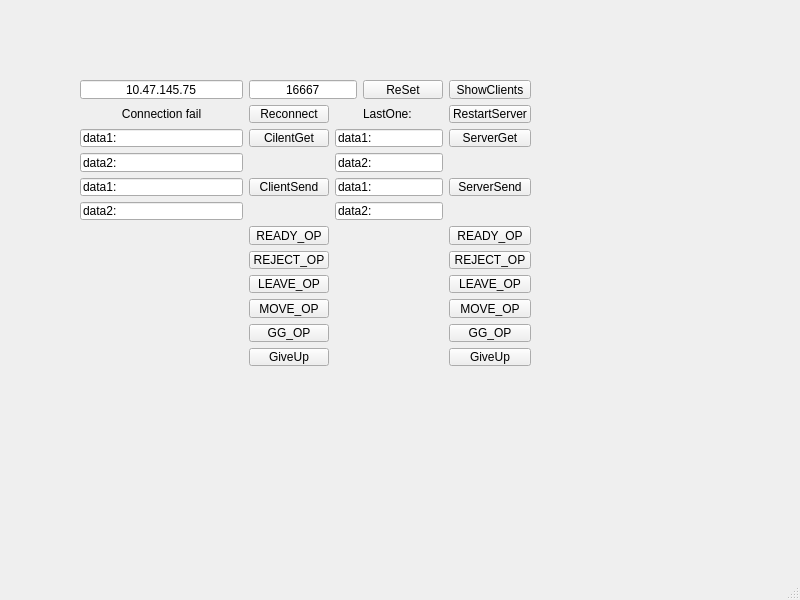
First picture: the form in untitled6/mainwindow.ui, repository Liyh04/2205, before the edit.
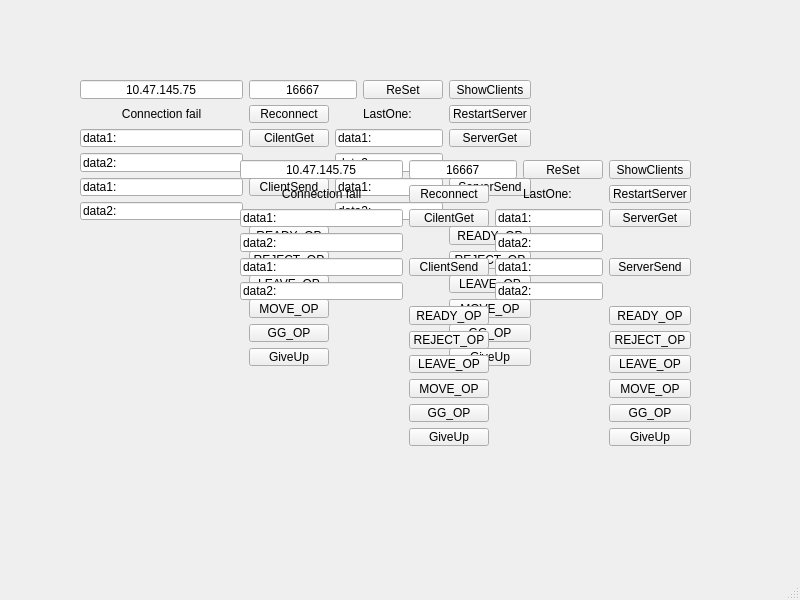
Second picture: the form after the edit.

Diff of the .ui file:
```diff
--- a/untitled6/mainwindow.ui
+++ b/untitled6/mainwindow.ui
@@ -262,6 +262,254 @@
      </item>
     </layout>
    </widget>
+   <widget class="QWidget" name="layoutWidget_2">
+    <property name="geometry">
+     <rect>
+      <x>240</x>
+      <y>160</y>
+      <width>451</width>
+      <height>286</height>
+     </rect>
+    </property>
+    <layout class="QGridLayout" name="gridLayout_2">
+     <item row="3" column="2" colspan="2">
+      <widget class="QLineEdit" name="serverGet_2">
+       <property name="text">
+        <string>data2:</string>
+       </property>
+      </widget>
+     </item>
+     <item row="2" column="0">
+      <widget class="QLineEdit" name="clientGetEdit_2">
+       <property name="text">
+        <string>data1:</string>
+       </property>
+      </widget>
+     </item>
+     <item row="1" column="2" colspan="2">
+      <widget class="QLabel" name="lastOneLabel_2">
+       <property name="text">
+        <string>LastOne: </string>
+       </property>
+       <property name="alignment">
+        <set>Qt::AlignCenter</set>
+       </property>
+      </widget>
+     </item>
+     <item row="4" column="0">
+      <widget class="QLineEdit" name="clientSendEdit_2">
+       <property name="text">
+        <string>data1:</string>
+       </property>
+      </widget>
+     </item>
+     <item row="4" column="4">
+      <widget class="QPushButton" name="serverSendButton_2">
+       <property name="text">
+        <string>ServerSend</string>
+       </property>
+      </widget>
+     </item>
+     <item row="10" column="4">
+      <widget class="QPushButton" name="SGG_OP_2">
+       <property name="text">
+        <string>GG_OP</string>
+       </property>
+      </widget>
+     </item>
+     <item row="4" column="2" colspan="2">
+      <widget class="QLineEdit" name="serverSendEdit_2">
+       <property name="text">
+        <string>data1:</string>
+       </property>
+      </widget>
+     </item>
+     <item row="0" column="3">
+      <widget class="QPushButton" name="reSetButton_2">
+       <property name="text">
+        <string>ReSet</string>
+       </property>
+      </widget>
+     </item>
+     <item row="7" column="4">
+      <widget class="QPushButton" name="SREJECT_OP_2">
+       <property name="text">
+        <string>REJECT_OP</string>
+       </property>
+      </widget>
+     </item>
+     <item row="5" column="2" colspan="2">
+      <widget class="QLineEdit" name="ServerSend_2">
+       <property name="text">
+        <string>data2:</string>
+       </property>
+      </widget>
+     </item>
+     <item row="2" column="2" colspan="2">
+      <widget class="QLineEdit" name="serverGetEdit_2">
+       <property name="text">
+        <string>data1:</string>
+       </property>
+      </widget>
+     </item>
+     <item row="3" column="0">
+      <widget class="QLineEdit" name="clientGet_2">
+       <property name="text">
+        <string>data2:</string>
+       </property>
+      </widget>
+     </item>
+     <item row="0" column="1" colspan="2">
+      <widget class="QLineEdit" name="PORTEdit_2">
+       <property name="text">
+        <string>16667</string>
+       </property>
+       <property name="alignment">
+        <set>Qt::AlignCenter</set>
+       </property>
+      </widget>
+     </item>
+     <item row="6" column="1">
+      <widget class="QPushButton" name="CREADY_OP_2">
+       <property name="text">
+        <string>READY_OP</string>
+       </property>
+      </widget>
+     </item>
+     <item row="9" column="4">
+      <widget class="QPushButton" name="SMOVE_OP_2">
+       <property name="text">
+        <string>MOVE_OP</string>
+       </property>
+      </widget>
+     </item>
+     <item row="7" column="1">
+      <widget class="QPushButton" name="CREJECT_OP_2">
+       <property name="text">
+        <string>REJECT_OP</string>
+       </property>
+      </widget>
+     </item>
+     <item row="0" column="4">
+      <widget class="QPushButton" name="showClientButton_2">
+       <property name="text">
+        <string>ShowClients</string>
+       </property>
+      </widget>
+     </item>
+     <item row="4" column="1">
+      <widget class="QPushButton" name="clientSendButton_2">
+       <property name="text">
+        <string>ClientSend</string>
+       </property>
+      </widget>
+     </item>
+     <item row="1" column="1">
+      <widget class="QPushButton" name="reConnectButton_2">
+       <property name="text">
+        <string>Reconnect</string>
+       </property>
+      </widget>
+     </item>
+     <item row="2" column="1">
+      <widget class="QPushButton" name="getButton_3">
+       <property name="text">
+        <string>CilentGet</string>
+       </property>
+      </widget>
+     </item>
+     <item row="10" column="1">
+      <widget class="QPushButton" name="CGG_OP_2">
+       <property name="text">
+        <string>GG_OP</string>
+       </property>
+      </widget>
+     </item>
+     <item row="6" column="4">
+      <widget class="QPushButton" name="SREADY_OP_2">
+       <property name="text">
+        <string>READY_OP</string>
+       </property>
+      </widget>
+     </item>
+     <item row="8" column="1">
+      <widget class="QPushButton" name="CLEAVE_OP_2">
+       <property name="text">
+        <string>LEAVE_OP</string>
+       </property>
+      </widget>
+     </item>
+     <item row="1" column="4">
+      <widget class="QPushButton" name="reStartButton_2">
+       <property name="text">
+        <string>RestartServer</string>
+       </property>
+      </widget>
+     </item>
+     <item row="5" column="0">
+      <widget class="QLineEdit" name="clientSend_2">
+       <property name="text">
+        <string>data2:</string>
+       </property>
+      </widget>
+     </item>
+     <item row="2" column="4">
+      <widget class="QPushButton" name="getButton_4">
+       <property name="text">
+        <string>ServerGet</string>
+       </property>
+      </widget>
+     </item>
+     <item row="8" column="4">
+      <widget class="QPushButton" name="SLEAVE_OP_2">
+       <property name="text">
+        <string>LEAVE_OP</string>
+       </property>
+      </widget>
+     </item>
+     <item row="9" column="1">
+      <widget class="QPushButton" name="CMOVE_OP_2">
+       <property name="text">
+        <string>MOVE_OP</string>
+       </property>
+      </widget>
+     </item>
+     <item row="0" column="0">
+      <widget class="QLineEdit" name="IPEdit_2">
+       <property name="text">
+        <string>10.47.145.75</string>
+       </property>
+       <property name="alignment">
+        <set>Qt::AlignCenter</set>
+       </property>
+      </widget>
+     </item>
+     <item row="1" column="0">
+      <widget class="QLabel" name="connectLabel_2">
+       <property name="text">
+        <string>Connection fail</string>
+       </property>
+       <property name="alignment">
+        <set>Qt::AlignCenter</set>
+       </property>
+      </widget>
+     </item>
+     <item row="11" column="1">
+      <widget class="QPushButton" name="CilentGiveup_2">
+       <property name="text">
+        <string>GiveUp</string>
+       </property>
+      </widget>
+     </item>
+     <item row="11" column="4">
+      <widget class="QPushButton" name="ServerGiveup_3">
+       <property name="text">
+        <string>GiveUp</string>
+       </property>
+      </widget>
+     </item>
+    </layout>
+   </widget>
   </widget>
   <widget class="QMenuBar" name="menubar">
    <property name="geometry">
```
